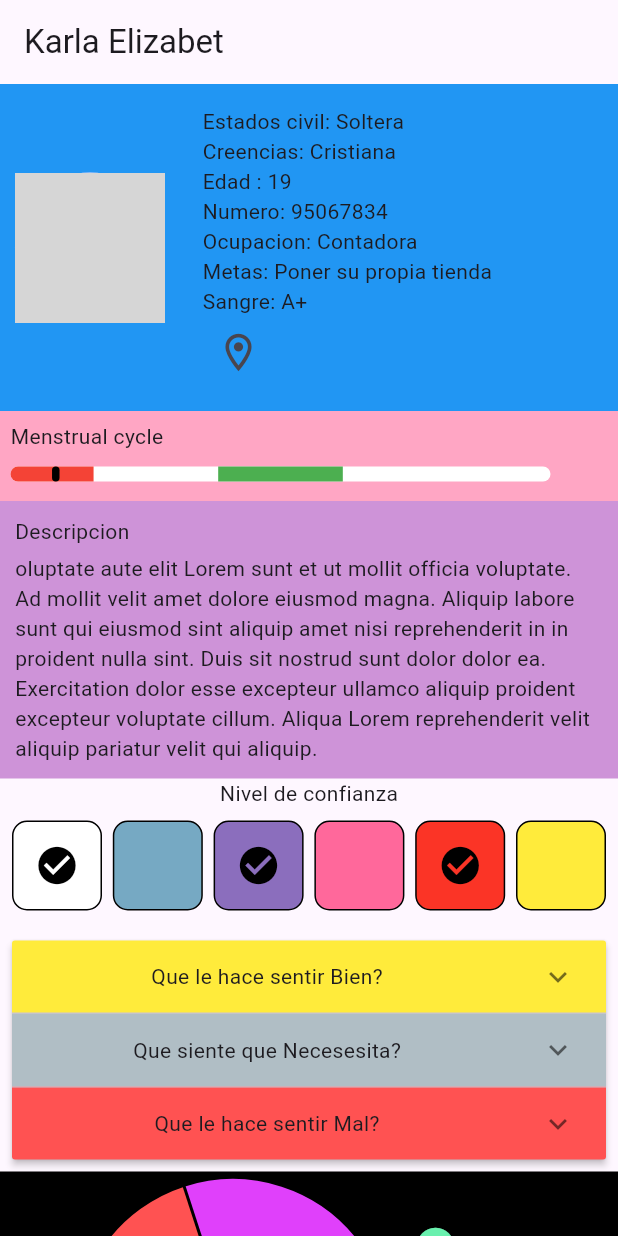
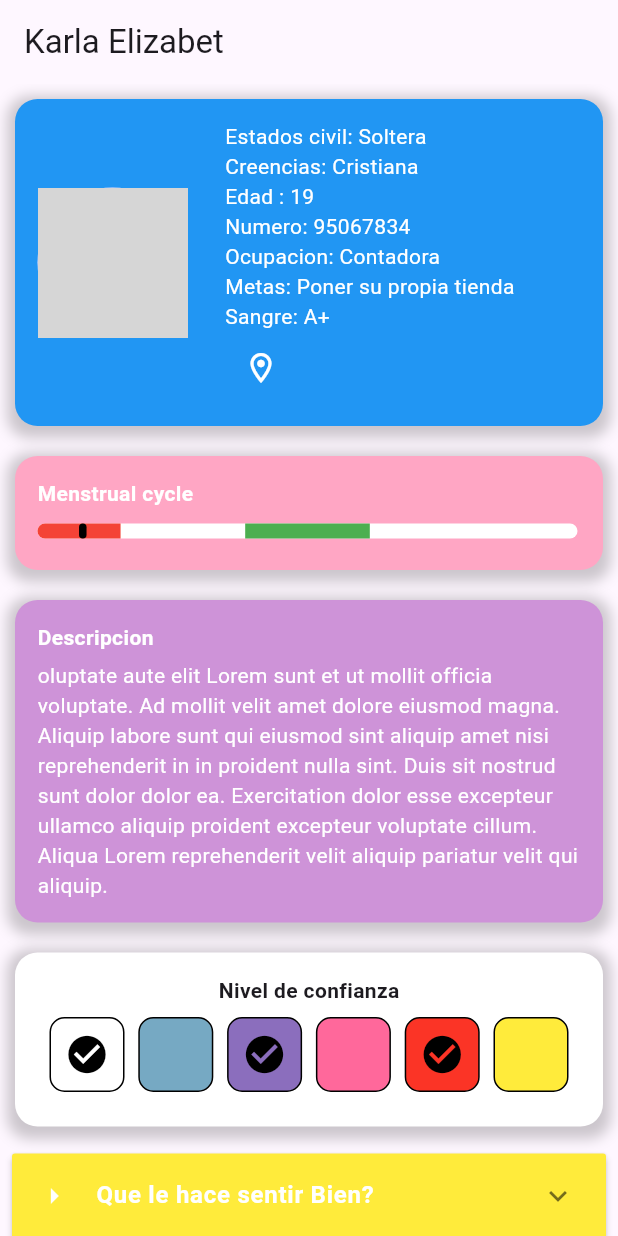
Before and after one commit to Enhinerty32/catspop, a Flutter app: the screen it shows after launch, on a phone screen of 412 x 824 dp. Run offline on Flutter 3.47's test engine with Material 3 defaults, Android fonts, the phone set to English and light mode, and no system bars; drawn by our look-alikes of fl_chart; our stand-ins replace google_maps_flutter; missing offline and left inert: dart:ffi; network calls fail; grey boxes are pictures that could not be loaded.

Commit message:
add style all info_person_screen.dat

```diff
--- a/lib/screen/info_person_screen.dart
+++ b/lib/screen/info_person_screen.dart
@@ -101,7 +101,9 @@ class _InfoPersonScreenState extends State<InfoPersonScreen> {
         child: ExpasionPanelListCategory(  itemsLists: myItemList),
       ));
   }
+
   Widget fifthOne(List<bool> checks) {
+  double sizeBox =50;
   List<String> itemTexts = [
     'Comunicación de Sentimientos y Emociones:\n\nEste nivel se centra en la apertura emocional y la capacidad de comunicar libremente los sentimientos y emociones. Es fundamental establecer una base sólida de confianza emocional antes de avanzar hacia niveles más íntimos',
     'Compartir Experiencias Personales y Pasatiempos:\n\nAquí, la pareja comienza a construir confianza a través de la participación en actividades juntos y compartiendo experiencias personales. Esto ayuda a fortalecer el vínculo y a crear un sentido de conexión más profundo.',
@@ -121,10 +123,23 @@ Widget fifthOne(List<bool> checks) {
   ];
 
   return Container(
-    height: 100,
+    decoration: BoxDecoration(
+      color: Colors.white,
+      borderRadius: BorderRadius.circular(15),
+      boxShadow: [
+        BoxShadow(
+          color: Colors.black.withOpacity(0.2),
+          spreadRadius: 5,
+          blurRadius: 7,
+          offset: Offset(0, 3),
+        ),
+      ],
+    ),
+    margin: EdgeInsets.all(10),
+    padding: EdgeInsets.all(15),
     child: Column(
       children: [
-        Text("Nivel de confianza"),
+        Text("Nivel de confianza", style: TextStyle(fontWeight: FontWeight.bold)),
         Padding(
           padding: EdgeInsets.all(8.0),
           child: Row(
@@ -141,8 +156,8 @@ Widget fifthOne(List<bool> checks) {
                         border: Border.all(width: 1, color: Colors.black),
                         borderRadius: BorderRadius.circular(10),
                       ),
-                      height: 60,
-                      width: 60,
+                      height: sizeBox,
+                      width:  sizeBox,
                     ),
                   ),
                   if (index < checks.length && checks[index])
@@ -157,61 +172,83 @@ Widget fifthOne(List<bool> checks) {
   );
 }
 
-  Widget fourthOne() => StatisticsPersonScreen().CircleGrafics();
 
-  Widget ExpasionPanelListCategory(
-      {required List<List<String>> itemsLists,
-       }) {
+  Widget fourthOne() {
+  return Container(
+    decoration: BoxDecoration(
+      color: Colors.white,
+      borderRadius: BorderRadius.circular(15),
+      boxShadow: [
+        BoxShadow(
+          color: Colors.black.withOpacity(0.2),
+          spreadRadius: 5,
+          blurRadius: 7,
+          offset: Offset(0, 3),
+        ),
+      ],
+    ),
+    margin: EdgeInsets.all(10),
+    padding: EdgeInsets.all(15),
+    child: StatisticsPersonScreen().CircleGrafics(),
+  );
+}
+
+
+Widget ExpasionPanelListCategory({required List<List<String>> itemsLists}) {
   return ExpansionPanelList(
     expandedHeaderPadding: EdgeInsets.all(5),
     expansionCallback: (i, isopen) {
       _toggleExpansion(i);
     },
-      children: [
-        ExpansionPanel(
-            backgroundColor: Colors.yellow,
+    children: itemsLists.map<ExpansionPanel>((itemsList) {
+      int index = itemsLists.indexOf(itemsList);
+      return ExpansionPanel(canTapOnHeader: true,
+        backgroundColor: index == 0 ? Colors.yellow : index == 1 ? Colors.blueGrey.shade200 : Colors.redAccent,
         headerBuilder: (context, isopen) {
-              return Center(child: Text('${itemsLists[0][0]}'));
-            },
-
-            //Usar customList Para modificar datos de las lista
-            body: ThoughtsCategoryWidget(
-              specials: itemsLists[0],
+          return ListTile(
+            leading: Icon(Icons.arrow_right, color: Colors.white),
+            title: Text(
+              '${itemsList[0]}',
+              style: TextStyle(color: Colors.white, fontWeight: FontWeight.bold),
             ),
-            isExpanded: _isOpen[0]),
-        ExpansionPanel(
-            backgroundColor: Colors.blueGrey.shade200,
-            headerBuilder: (context, isopen) {
-              return Center(child: Text('${itemsLists[1][0]}'));
+          );
         },
         body: ThoughtsCategoryWidget(
-              specials: itemsLists[1],
+          specials: itemsList,
         ),
-            isExpanded: _isOpen[1]),
-        ExpansionPanel(
-            backgroundColor: Colors.redAccent,
-            headerBuilder: (context, isopen) {
-              return Center(child: Text('${itemsLists[2][0]}'));
-            },
-            body: ThoughtsCategoryWidget(
-              specials: itemsLists[2],
-            ),
-            isExpanded: _isOpen[2]),
-      ],
+        isExpanded: _isOpen[index],
+      );
+    }).toList(),
   );
 }
 
+
+
+
 Widget thirdOne() {
   return Container(
-    padding: EdgeInsets.all(10),
+    decoration: BoxDecoration(
       color: Colors.purple[200],
+      borderRadius: BorderRadius.circular(15),
+      boxShadow: [
+        BoxShadow(
+          color: Colors.black.withOpacity(0.2),
+          spreadRadius: 5,
+          blurRadius: 7,
+          offset: Offset(0, 3),
+        ),
+      ],
+    ),
+    margin: EdgeInsets.all(10),
+    padding: EdgeInsets.all(15),
     child: Column(
       crossAxisAlignment: CrossAxisAlignment.start,
       children: [
-        Text('Descripcion'),
+        Text('Descripcion', style: TextStyle(color: Colors.white, fontWeight: FontWeight.bold)),
         SizedBox(height: 5),
         Text(
-          'oluptate aute elit Lorem sunt et ut mollit officia voluptate. Ad mollit velit amet dolore eiusmod magna. Aliquip labore sunt qui eiusmod sint aliquip amet nisi reprehenderit in in proident nulla sint. Duis sit nostrud sunt dolor dolor ea. Exercitation dolor esse excepteur ullamco aliquip proident excepteur voluptate cillum. Aliqua Lorem reprehenderit velit aliquip pariatur velit qui aliquip.'
+          'oluptate aute elit Lorem sunt et ut mollit officia voluptate. Ad mollit velit amet dolore eiusmod magna. Aliquip labore sunt qui eiusmod sint aliquip amet nisi reprehenderit in in proident nulla sint. Duis sit nostrud sunt dolor dolor ea. Exercitation dolor esse excepteur ullamco aliquip proident excepteur voluptate cillum. Aliqua Lorem reprehenderit velit aliquip pariatur velit qui aliquip.',
+          style: TextStyle(color: Colors.white),
         ),
       ],
     ),
@@ -222,13 +259,25 @@ Widget fifthOne(List<bool> checks) {
 
 Widget secondOne() {
   return Container(
+    decoration: BoxDecoration(
       color: Color.fromARGB(255, 255, 166, 196),
+      borderRadius: BorderRadius.circular(15),
+      boxShadow: [
+        BoxShadow(
+          color: Colors.black.withOpacity(0.2),
+          spreadRadius: 5,
+          blurRadius: 7,
+          offset: Offset(0, 3),
+        ),
+      ],
+    ),
+    margin: EdgeInsets.all(10),
     child: Padding(
-      padding: EdgeInsets.all(7),
+      padding: EdgeInsets.all(15),
       child: Column(
         crossAxisAlignment: CrossAxisAlignment.start,
         children: [
-          Text("Menstrual cycle"),
+          Text("Menstrual cycle", style: TextStyle(color: Colors.white, fontWeight: FontWeight.bold)),
           SizedBox(height: 10),
           ViewCycleWidget(dateReferenceStartBleed: dateMenstrualCycle, now: DateTime.now()),
           SizedBox(height: 6),
@@ -238,53 +287,62 @@ Widget fifthOne(List<bool> checks) {
   );
 }
 
-
 Widget firstOne() {
   return Container(
+    decoration: BoxDecoration(
       color: Colors.blue,
+      borderRadius: BorderRadius.circular(15),
+      boxShadow: [
+        BoxShadow(
+          color: Colors.black.withOpacity(0.2),
+          spreadRadius: 5,
+          blurRadius: 7,
+          offset: Offset(0, 3),
+        ),
+      ],
+    ),
+    margin: EdgeInsets.all(10),
     child: Padding(
-      padding: EdgeInsets.symmetric(vertical: 15, horizontal: 10),
-      child: SingleChildScrollView(
-        scrollDirection: Axis.horizontal,
+      padding: EdgeInsets.all(15),
       child: Row(
         children: [
-            const CircleAvatar(
+          CircleAvatar(
             radius: 50,
             backgroundImage: NetworkImage(
                 'https://img.freepik.com/fotos-premium/retrato-al-aire-libre-mujer-hermosa-desnuda_218872-3015.jpg?w=360'),
           ),
           SizedBox(width: 25),
-            Column(
+          Expanded(
+            child: Column(
               crossAxisAlignment: CrossAxisAlignment.start,
               children: [
-                const Text("Estados civil: Soltera"),
-                const Text("Creencias: Cristiana"),
-                const Tooltip(
+                Text("Estados civil: Soltera", style: TextStyle(color: Colors.white )),
+                Text("Creencias: Cristiana", style: TextStyle(color: Colors.white)),
+                Tooltip(
                   showDuration: Duration(minutes: 1),
                   message: '14 de julio de 1996',
-                  child: Text('Edad : 19'),
+                  child: Text('Edad : 19', style: TextStyle(color: Colors.white)),
                 ),
-                Text('Numero: 95067834'),
-                Text('Ocupacion: Contadora'),
-                Text('Metas: Poner su propia tienda'),
-                Text('Sangre: A+'),
-               Row(children: [
-                // MapButton(),
+                Text('Numero: 95067834', style: TextStyle(color: Colors.white)),
+                Text('Ocupacion: Contadora', style: TextStyle(color: Colors.white)),
+                Text('Metas: Poner su propia tienda', style: TextStyle(color: Colors.white)),
+                Text('Sangre: A+', style: TextStyle(color: Colors.white)),
                 Tooltip(
-                  message: 'Lugar donde trabaja  ',
+                  message: 'Lugar donde trabaja',
                   child: IconButton(
                     onPressed: () {},
-                    icon: Icon(size: 30, Icons.location_on_outlined),
+                    icon: Icon(Icons.location_on_outlined, color: Colors.white),
                   ),
-                ),],)
-              ],
                 ),
               ],
             ),
           ),
+        ],
+      ),
     ),
   );
 }
+
 
 
   Widget zeroOne() {
```
Also changed, not shown: lib/screen/statistics_person_screen.dart (+21 -15 lines), lib/widget/buttonMap_widget.dart (added, +54 -0 lines). Lines whose indentation alone changed are shown as unchanged.
